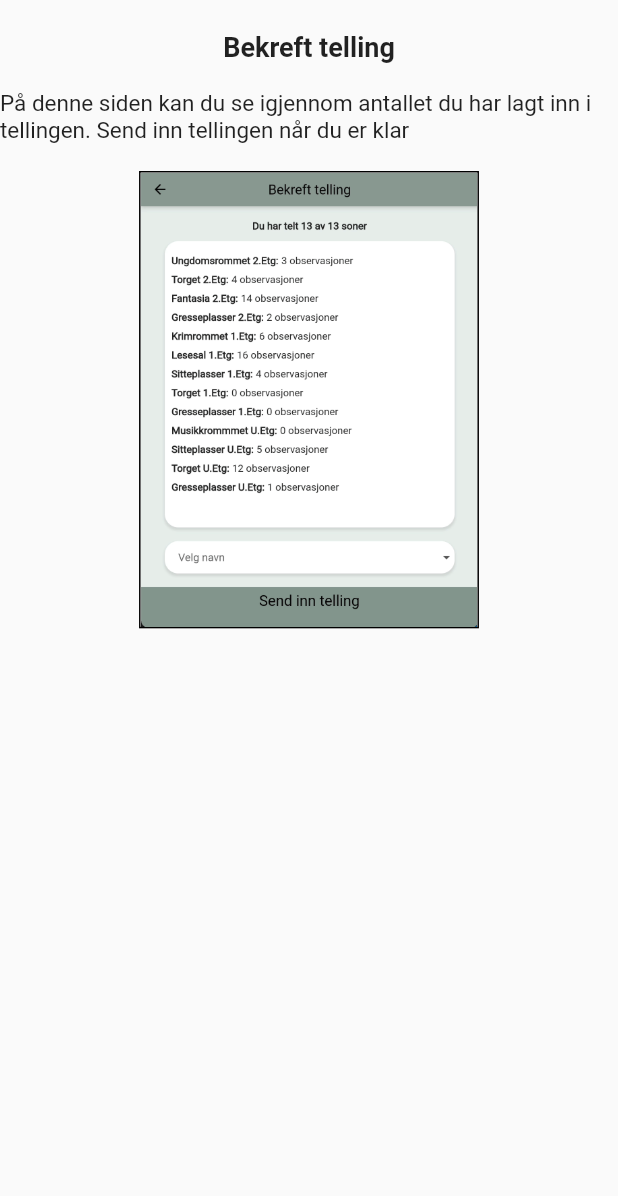
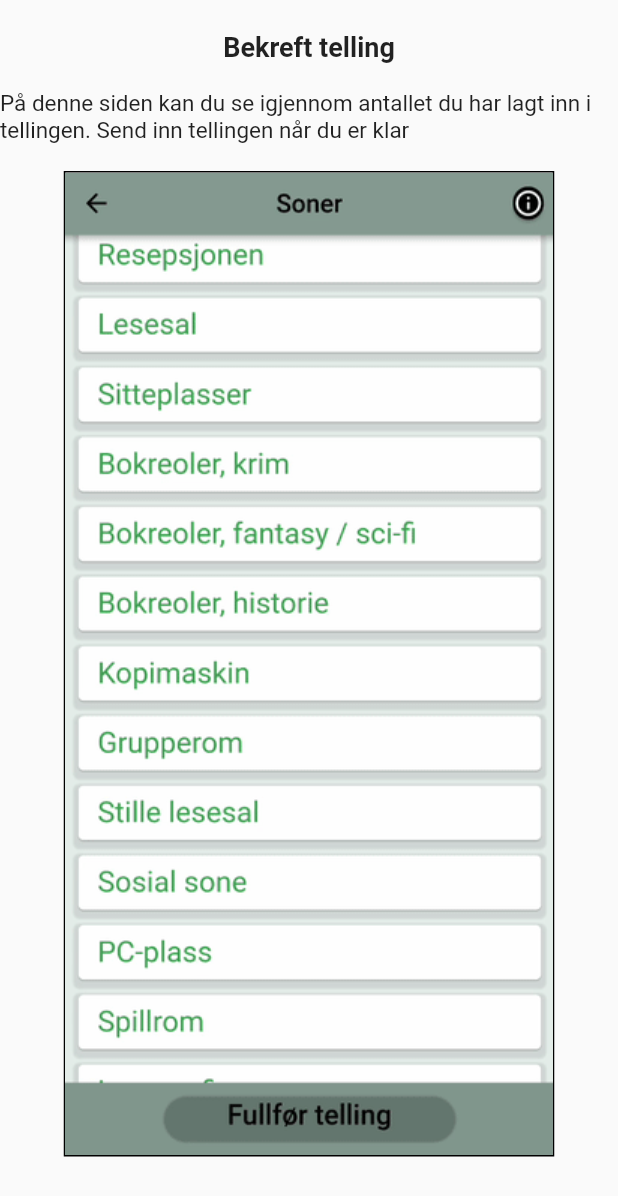
Before and after one commit to zaktaw/DATA3900-Bacheloroppgave, a Flutter app: the FourthPageview widget shown alone on an empty page, opened directly, on a phone screen of 412 x 824 dp. Shown: the top 1196 px of the screen. Run offline on Flutter 3.47's test engine with Material 2 defaults, Android fonts, the phone set to English and light mode, and no system bars; our stand-ins replace auto_size_text, connectivity_plus, dots_indicator, flutter_secure_storage, fluttertoast, hive and 2 more; accounts and stored records are empty; network calls fail.

Commit message:
tweaked help-page

```diff
--- a/lib/help_page/about_app_pageviews/first_pageview.dart
+++ b/lib/help_page/about_app_pageviews/first_pageview.dart
@@ -12,7 +12,7 @@ class FirstPageview extends StatelessWidget {
       children: [
       Text(FIRST_PAGEVIEW_STRING_TITLE, textAlign: TextAlign.center, style: TextStyle(fontSize: 18, fontWeight: FontWeight.bold)),
       Text(FIRST_PAGEVIEW_STRING, style: const TextStyle(fontSize: 15)),
-      Container(child: Image.asset("assets/images/help_main_menu.gif"), decoration: BoxDecoration(border: Border.all(color: Colors.black)), height: MediaQuery.of(context).size.height * GIF_PAGEVIEW_MARGIN_FACTOR_HEIGHT, width: MediaQuery.of(context).size.height * GIF_PAGEVIEW_MARGIN_FACTOR_WIDTH),
+      Container(child: Image.asset("assets/images/homepage.gif"), decoration: BoxDecoration(border: Border.all(color: Colors.black)))
       ],
     ));
   }
--- a/lib/help_page/about_app_pageviews/fourth_pageview.dart
+++ b/lib/help_page/about_app_pageviews/fourth_pageview.dart
@@ -12,7 +12,7 @@ class FourthPageview extends StatelessWidget {
         children: [
           Text(FOURTH_PAGEVIEW_STRING_TITLE, textAlign: TextAlign.center, style: TextStyle(fontSize: 18, fontWeight: FontWeight.bold)),
           Text(FOURTH_PAGEVIEW_STRING, style: const TextStyle(fontSize: 15)),
-          Container(child: Image.asset("assets/images/help_confirm_count.gif"), decoration: BoxDecoration(border: Border.all(color: Colors.black)), height: MediaQuery.of(context).size.height * GIF_PAGEVIEW_MARGIN_FACTOR_HEIGHT, width: MediaQuery.of(context).size.height * GIF_PAGEVIEW_MARGIN_FACTOR_WIDTH),
+          Container(child: Image.asset("assets/images/confirm_count.gif"), decoration: BoxDecoration(border: Border.all(color: Colors.black)))
       ],
       )
     );
--- a/lib/help_page/about_app_pageviews/second_pageview.dart
+++ b/lib/help_page/about_app_pageviews/second_pageview.dart
@@ -11,7 +11,7 @@ class SecondPageview extends StatelessWidget {
     children: [
       Text(SECOND_PAGEVIEW_STRING_TITLE, textAlign: TextAlign.center, style: TextStyle(fontSize: 18, fontWeight: FontWeight.bold)),
       Text(SECOND_PAGEVIEW_STRING, style: const TextStyle(fontSize: 15)),
-      Container(child: Image.asset("assets/images/help_count_page.gif"), decoration: BoxDecoration(border: Border.all(color: Colors.black)), height: MediaQuery.of(context).size.height * GIF_PAGEVIEW_MARGIN_FACTOR_HEIGHT, width: MediaQuery.of(context).size.height * GIF_PAGEVIEW_MARGIN_FACTOR_WIDTH),
+      Container(child: Image.asset("assets/images/count_page.gif"), decoration: BoxDecoration(border: Border.all(color: Colors.black)))
       ],
     )
     );
--- a/lib/help_page/about_app_pageviews/third_pageview.dart
+++ b/lib/help_page/about_app_pageviews/third_pageview.dart
@@ -12,7 +12,7 @@ class ThirdPageview extends StatelessWidget {
       children: [
       Text(THIRD_PAGEVIEW_STRING_TITLE, textAlign: TextAlign.center, style: TextStyle(fontSize: 18, fontWeight: FontWeight.bold)),
       Text(THIRD_PAGEVIEW_STRING, style: const TextStyle(fontSize: 15)),
-      Container(child: Image.asset("assets/images/help_zone_list.gif"), decoration: BoxDecoration(border: Border.all(color: Colors.black)), height: MediaQuery.of(context).size.height * GIF_PAGEVIEW_MARGIN_FACTOR_HEIGHT, width: MediaQuery.of(context).size.height * GIF_PAGEVIEW_MARGIN_FACTOR_WIDTH),
+      Container(child: Image.asset("assets/images/zone_list.gif"), decoration: BoxDecoration(border: Border.all(color: Colors.black)))
       ],
       )
     );
--- a/lib/http_requests.dart
+++ b/lib/http_requests.dart
@@ -64,7 +64,6 @@ class HttpRequests {
     );
 
     int statusCode = response.statusCode;
-
     return statusCode;
   }
 
--- a/lib/initialize_data.dart
+++ b/lib/initialize_data.dart
@@ -28,7 +28,7 @@ class _InitializeDataState extends State<InitializeData> {
   @override
   void initState() {
     getProjectInfo();
-    HttpRequests.sendUnsentTttObjects();
+    //HttpRequests.sendUnsentTttObjects();
   }
 
   void getProjectInfo() async {
--- a/lib/resources/app_theme.dart
+++ b/lib/resources/app_theme.dart
@@ -55,8 +55,7 @@ const double HELP_BOX_MARGIN_FACTOR = 0.8;
 const double PAGEVIEW_MARGIN_FACTOR_WIDTH = 0.65;
 const double PAGEVIEW_MARGIN_FACTOR_HEIGHT = 0.75;
 
-const double GIF_PAGEVIEW_MARGIN_FACTOR_WIDTH = 0.275;
-const double GIF_PAGEVIEW_MARGIN_FACTOR_HEIGHT = 0.37;
+
 
 const double LOGIN_ELEMENTS_MARGIN_FACTOR = 0.17;
 
```
Also changed, not shown: pubspec.yaml (+4 -4 lines), assets/images/confirm_count.gif (added), assets/images/count_example.gif (deleted), assets/images/help_confirm_count.gif (deleted), assets/images/homepage.gif (added), assets/images/mainmenu_example.gif (deleted), assets/images/test.png (deleted), assets/images/zone_list.gif (added), pubspec.lock, 6 other files.
